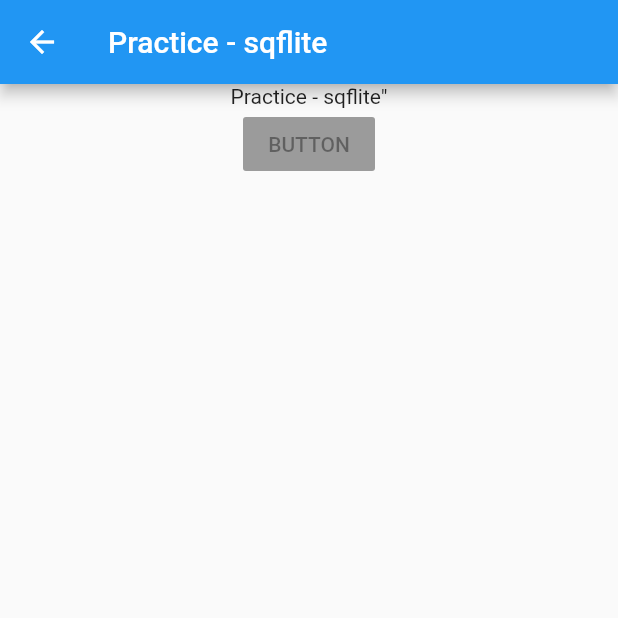
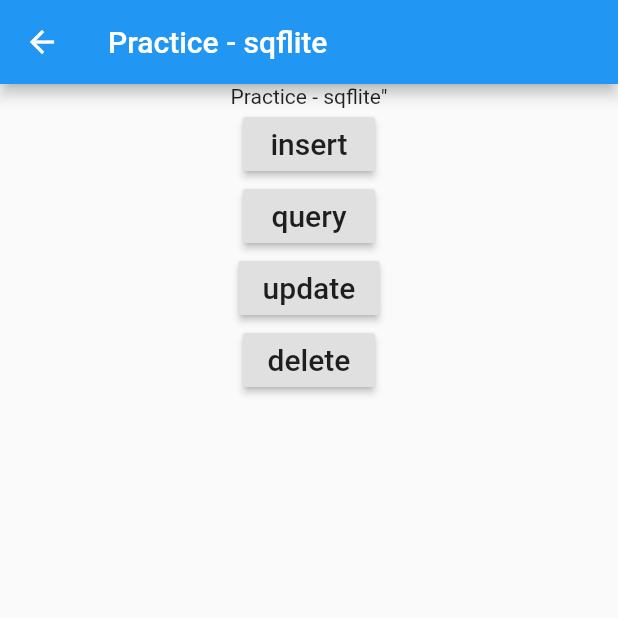
Before and after one commit to linnefromice/flutter_practice_library, a Flutter app: the SqfliteScreen screen opened directly, on a phone screen of 412 x 824 dp, the top half of it. Run offline on Flutter 3.47's test engine with Material 2 defaults, Android fonts, the phone set to English and light mode, and no system bars; our stand-ins replace shared_preferences, sqflite; accounts and stored records are empty.

Commit message:
modify SqfliteScreen - add logic using DatabaseHelper for operate sqflite

```diff
--- a/lib/screen/SqfliteScreen.dart
+++ b/lib/screen/SqfliteScreen.dart
@@ -1,6 +1,40 @@
 import 'package:flutter/material.dart';
+import 'package:flutter_practice_library/core/DatabaseHelper.dart';
 
 class SqfliteScreen extends StatelessWidget {
+
+  final dbHelper = DatabaseHelper.instance;
+
+  void _insert() async {
+    Map<String, dynamic> row = {
+      DatabaseHelper.columnName: 'Mike',
+      DatabaseHelper.columnAge: 23
+    };
+    final id = await dbHelper.insert(row);
+    print('insert row id: $id');
+  }
+
+  void _query() async {
+    final allRows = await dbHelper.queryAllRows();
+    print('query all rows:');
+    allRows.forEach((row) => print(row));
+  }
+
+  void _update() async {
+    Map<String, dynamic> row = {
+      DatabaseHelper.columnId: 1,
+      DatabaseHelper.columnName: 'harvey',
+      DatabaseHelper.columnAge: 30
+    };
+    final rowsAffected = await dbHelper.update(row);
+    print('update $rowsAffected row(s)');
+  }
+
+  void _delete() async {
+    final id = await dbHelper.queryRowCount();
+    final rowsDeleted = await dbHelper.delete(id);
+    print('deleted $rowsDeleted row(s): row $id');
+  }
 
   Widget build(BuildContext context) {
     return Scaffold(
@@ -12,9 +46,33 @@ class SqfliteScreen extends StatelessWidget {
           children: <Widget>[
             Text('Practice - sqflite"'),
             RaisedButton(
-              child: Text('BUTTON'),
-              onPressed: null,
-            )
+              child: Text(
+                'insert',
+                style: TextStyle(fontSize: 20),
+              ),
+              onPressed: _insert,
+            ),
+            RaisedButton(
+              child: Text(
+                'query',
+                style: TextStyle(fontSize: 20),
+              ),
+              onPressed: _query,
+            ),
+            RaisedButton(
+              child: Text(
+                'update',
+                style: TextStyle(fontSize: 20)
+              ),
+              onPressed: _update,
+            ),
+            RaisedButton(
+              child: Text(
+                'delete',
+                style: TextStyle(fontSize: 20)
+              ),
+              onPressed: _delete,
+            ),
           ],
         )
       ),
```
